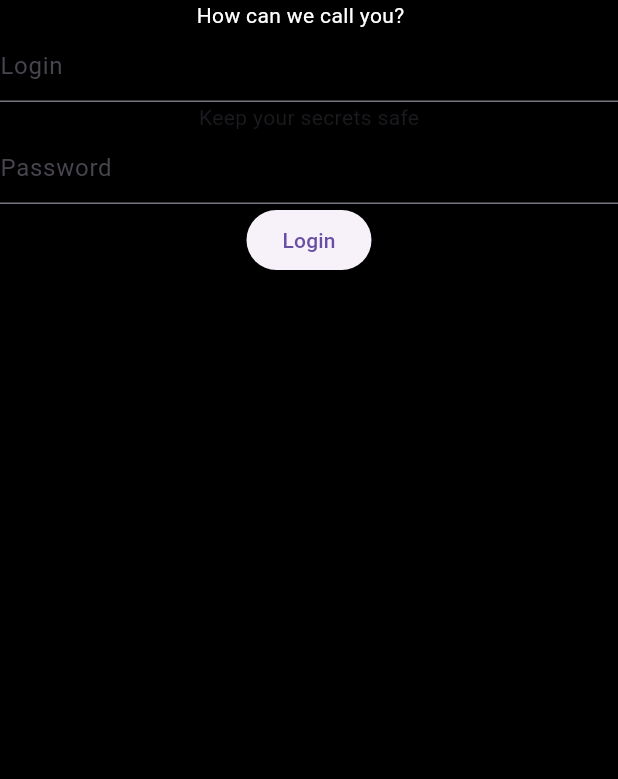
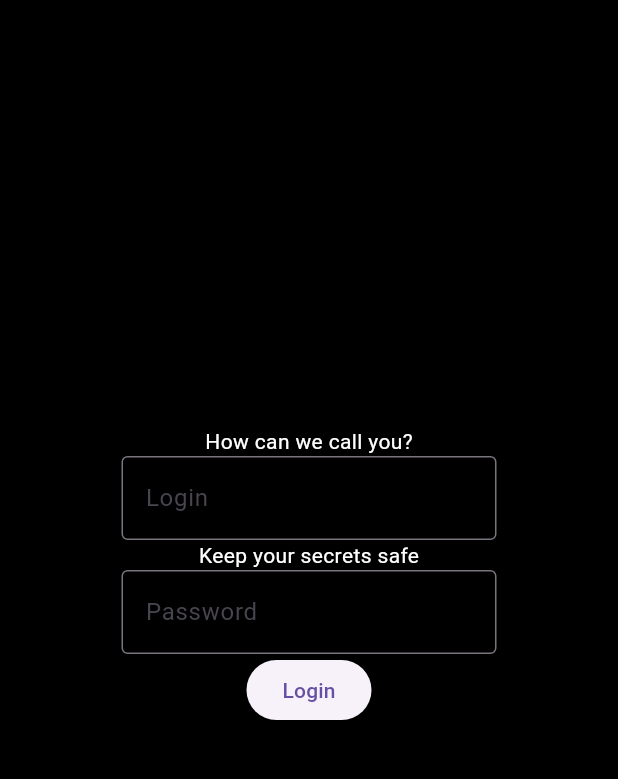
Before and after one commit to L6TR/PocketDreams, a Flutter app: the screen it shows after launch, on a phone screen of 412 x 824 dp, the part 84-863 px from its top. Run offline on Flutter 3.47's test engine with Material 3 defaults, Android fonts, the light colour scheme and no system bars.

Commit message:
Update main.dart

```diff
--- a/lib/main.dart
+++ b/lib/main.dart
@@ -42,18 +42,42 @@ class LoginScreen extends StatelessWidget {
 
       backgroundColor: Colors.black,
 
-      body: Column(
+      body: Center(
+        child: Column(
+          mainAxisAlignment: MainAxisAlignment.center,
+          crossAxisAlignment: CrossAxisAlignment.center,
           children: [
-          Container(
-            width: 150,
+            SizedBox(
               child: Text(
                 "How can we call you?",
                 style: TextStyle(color: Colors.white),
               ),
             ),
-          const TextField(decoration: InputDecoration(hintText: "Login")),
-          const Text("Keep your secrets safe"),
-          const TextField(decoration: InputDecoration(hintText: "Password")),
+            SizedBox(
+              width: 250,
+              child: TextField(
+                decoration: InputDecoration(
+                  border: OutlineInputBorder(),
+                  hintText: "Login",
+                ),
+              ),
+            ),
+            SizedBox(
+              child: Text(
+                "Keep your secrets safe",
+                style: TextStyle(color: Colors.white),
+              ),
+            ),
+            SizedBox(
+              width: 250,
+              child: TextField(
+                obscureText: true,
+                decoration: InputDecoration(
+                  border: OutlineInputBorder(),
+                  hintText: "Password",
+                ),
+              ),
+            ),
             ElevatedButton(
               child: Text("Login"),
               onPressed: () {
@@ -63,6 +87,7 @@ class LoginScreen extends StatelessWidget {
               },
             ),
           ],
+        ),
       ),
     );
   }
```
Lines whose indentation alone changed are shown as unchanged.
